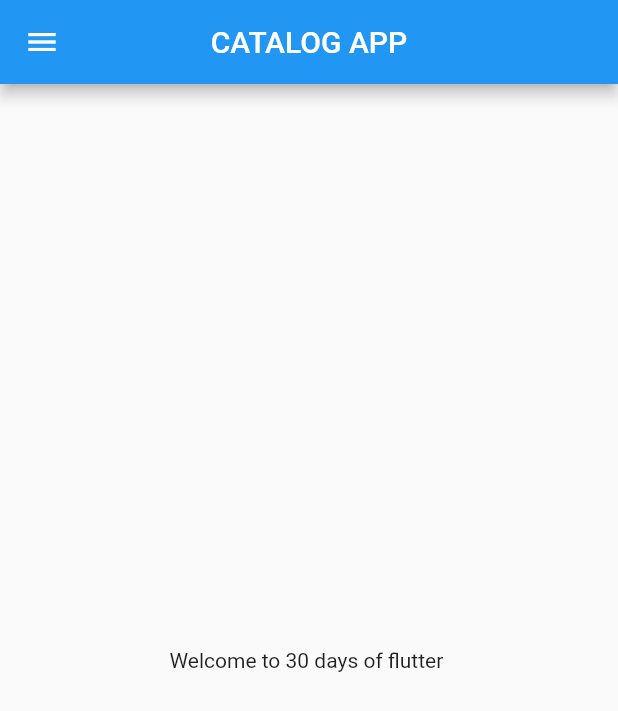
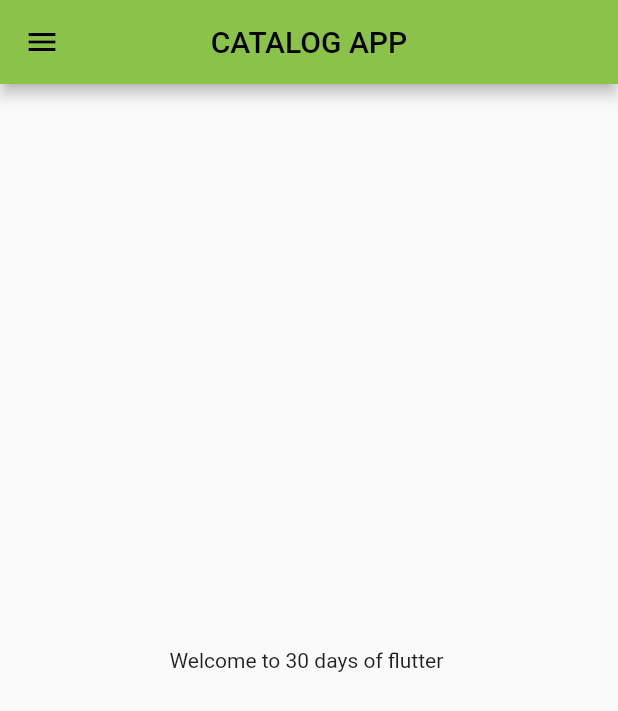
Before and after one commit to ZxCrocky/flutter_catalog, a Flutter app: the screen it shows after launch, on a phone screen of 412 x 824 dp. Shown: the top 711 px of the screen. Run offline on Flutter 3.47's test engine with Material 2 defaults, Android fonts, the phone set to English and light mode, and no system bars.

Commit message:
Day 3 completed

```diff
--- a/lib/main.dart
+++ b/lib/main.dart
@@ -1,17 +1,29 @@
 import 'package:flutter/material.dart';
-import 'package:flutter_catalog/home_page.dart';
+import 'package:flutter_catalog/pages/home_page.dart';
+import 'package:flutter_catalog/pages/login_page.dart';
 
 void main() {
   runApp(const MyWidget());
 }
 
 class MyWidget extends StatelessWidget {
-  const MyWidget({Key? key}) : super(key: key); //constructor
+  const MyWidget({Key? key}) : super(key: key);
 
   @override
   Widget build(BuildContext context) {
-    return const MaterialApp(
-      home: HomePage(),
+    return MaterialApp(
+      // home: HomePage(),
+      themeMode: ThemeMode.light,
+      theme: ThemeData(primarySwatch: Colors.lightGreen),
+      darkTheme: ThemeData(
+        brightness: Brightness.dark,
+      ),
+      initialRoute: "/home",
+      routes: {
+        "/":(context)=>LoginPage(),
+        "/home" :(context) => HomePage(),
+        "/login":(context)=>LoginPage(),
+      },
     );
   }
 }
--- a/lib/home_page.dart
+++ b/lib/pages/home_page.dart
@@ -14,7 +14,7 @@ class HomePage extends StatelessWidget {
       body: Center(
         child: Text("Welcome to $days days of flutter "),
       ),
-      drawer: const Drawer(backgroundColor: Color.fromARGB(255, 143, 180, 245)),
+      drawer: const Drawer(),
     );
   }
 }
```
Also changed, not shown: lib/pages/login_page.dart (added, +16 -0 lines).
